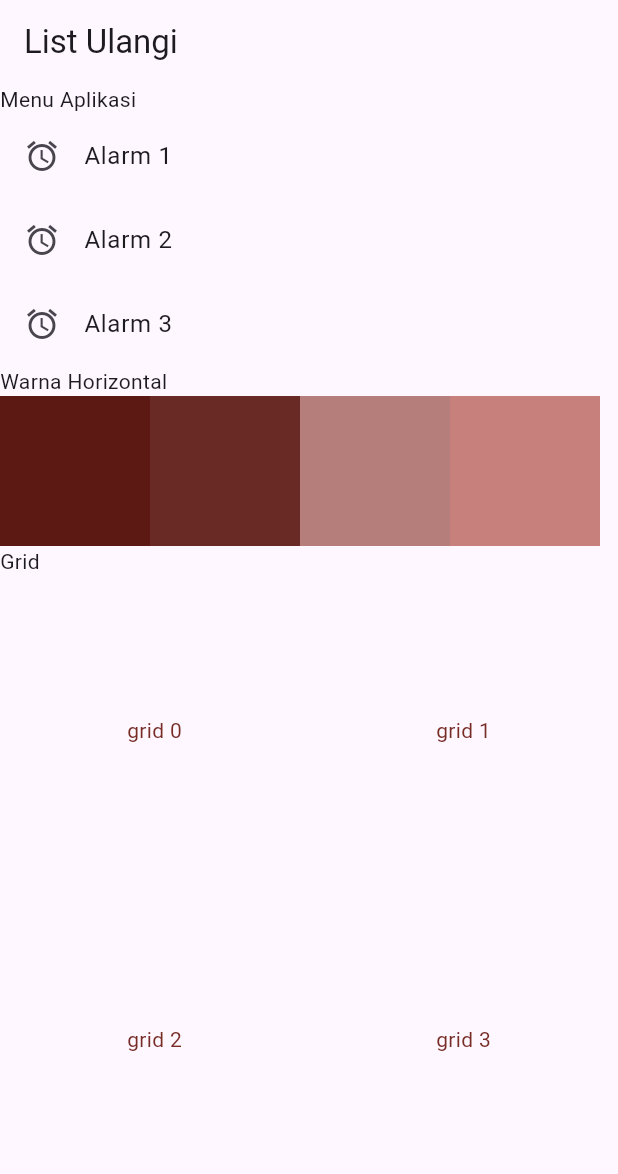
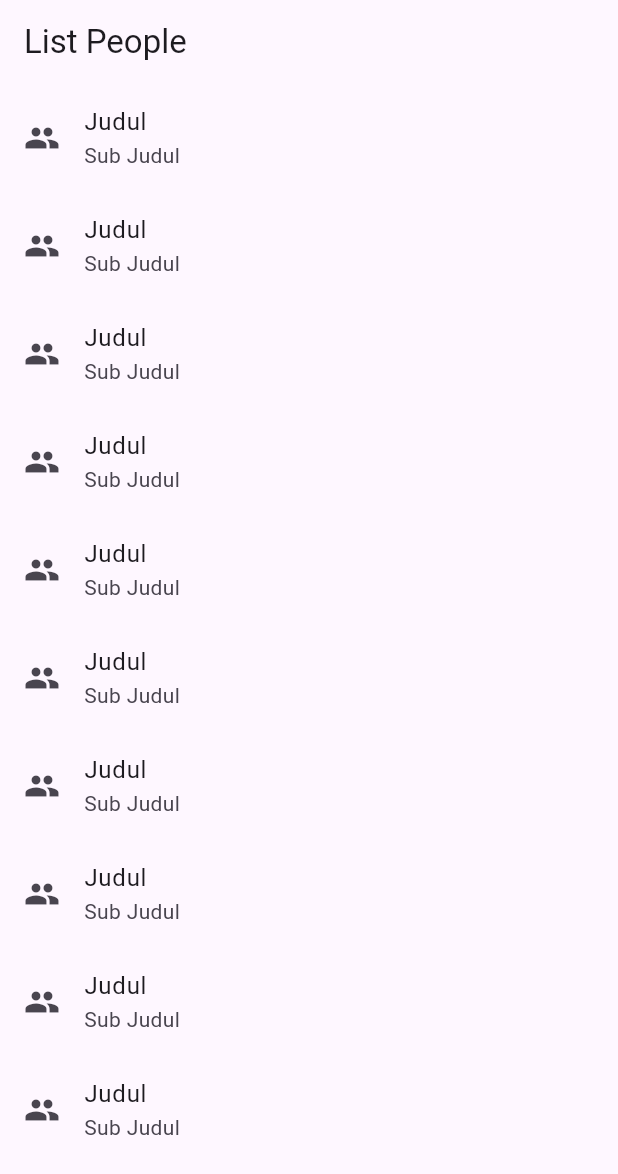
Before and after one commit to jihans-star/tugaspribadi_jhn, a Flutter app: the screen it shows after launch, on a phone screen of 412 x 824 dp. Shown: the top 1174 px of the screen. Run offline on Flutter 3.47's test engine with Material 3 defaults, Android fonts, the phone set to English and light mode, and no system bars.

Commit message:
27okt2025

```diff
--- /dev/null
+++ b/lib/listpeople.dart
@@ -0,0 +1,24 @@
+import 'package:flutter/material.dart';
+
+class Coba extends StatelessWidget {
+  const Coba({super.key});
+
+  @override
+  Widget build(BuildContext context) {
+    return Scaffold(
+      appBar: AppBar(
+        title: const Text("List People"),
+      ),
+      body: ListView.builder(
+        itemCount: 10,
+        itemBuilder: (context, index){
+          return const ListTile(
+            leading: Icon(Icons.people),
+            title: Text("Judul"),
+            subtitle: Text("Sub Judul"),
+          );
+        }
+      ),
+    );
+  }
+}
--- a/lib/main.dart
+++ b/lib/main.dart
@@ -1,5 +1,5 @@
 import 'package:flutter/material.dart';
-import 'package:tugaspribadi/list.dart';
+import 'package:tugaspribadi/listpeople.dart';
 
 
 void main() {
@@ -14,7 +14,7 @@ class JeApp extends StatelessWidget {
     return const MaterialApp(
       title: "Aplikasi Flutter",
       debugShowCheckedModeBanner: false,
-      home: Listlatihan(),
+      home: Coba(),
     );
   }
 }
```
